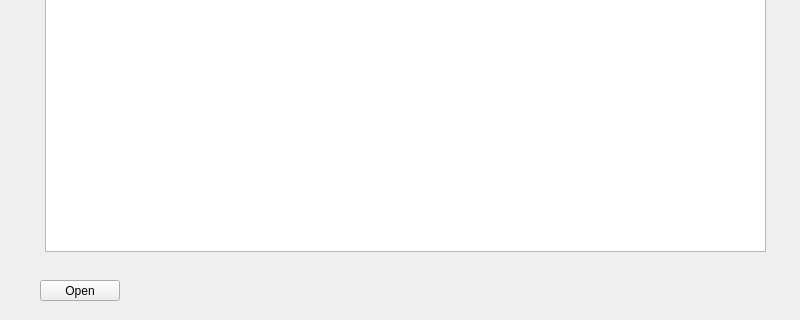
Old version of the form Qt/MediaPlayerPD_212/Widget.ui in the repository okovtun/PD_212_WIN; both pictures show x 0 to 800 and y 280 to 600 of the 800 by 600 pixel window.
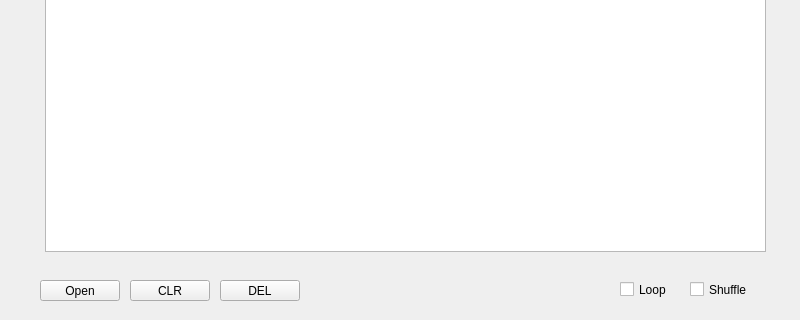
New version of the form. Icons and pictures are not drawn.

The edit to the form file:
```diff
--- a/Qt/MediaPlayerPD_212/Widget.ui
+++ b/Qt/MediaPlayerPD_212/Widget.ui
@@ -196,6 +196,58 @@
     </rect>
    </property>
   </widget>
+  <widget class="QCheckBox" name="checkBoxLoop">
+   <property name="geometry">
+    <rect>
+     <x>620</x>
+     <y>560</y>
+     <width>72</width>
+     <height>19</height>
+    </rect>
+   </property>
+   <property name="text">
+    <string>Loop</string>
+   </property>
+  </widget>
+  <widget class="QCheckBox" name="checkBoxShuffle">
+   <property name="geometry">
+    <rect>
+     <x>690</x>
+     <y>560</y>
+     <width>72</width>
+     <height>19</height>
+    </rect>
+   </property>
+   <property name="text">
+    <string>Shuffle</string>
+   </property>
+  </widget>
+  <widget class="QPushButton" name="pushButtonCLR">
+   <property name="geometry">
+    <rect>
+     <x>130</x>
+     <y>560</y>
+     <width>80</width>
+     <height>21</height>
+    </rect>
+   </property>
+   <property name="text">
+    <string>CLR</string>
+   </property>
+  </widget>
+  <widget class="QPushButton" name="pushButtonDEL">
+   <property name="geometry">
+    <rect>
+     <x>220</x>
+     <y>560</y>
+     <width>80</width>
+     <height>21</height>
+    </rect>
+   </property>
+   <property name="text">
+    <string>DEL</string>
+   </property>
+  </widget>
  </widget>
  <resources>
   <include location="Icons.qrc"/>
```
